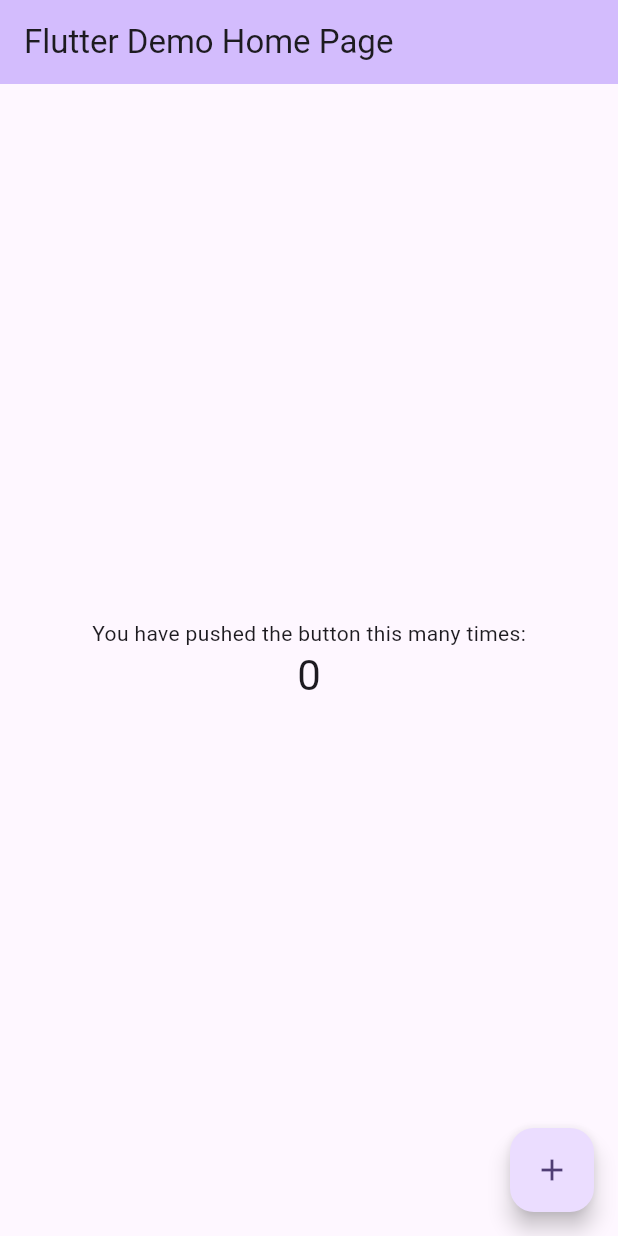
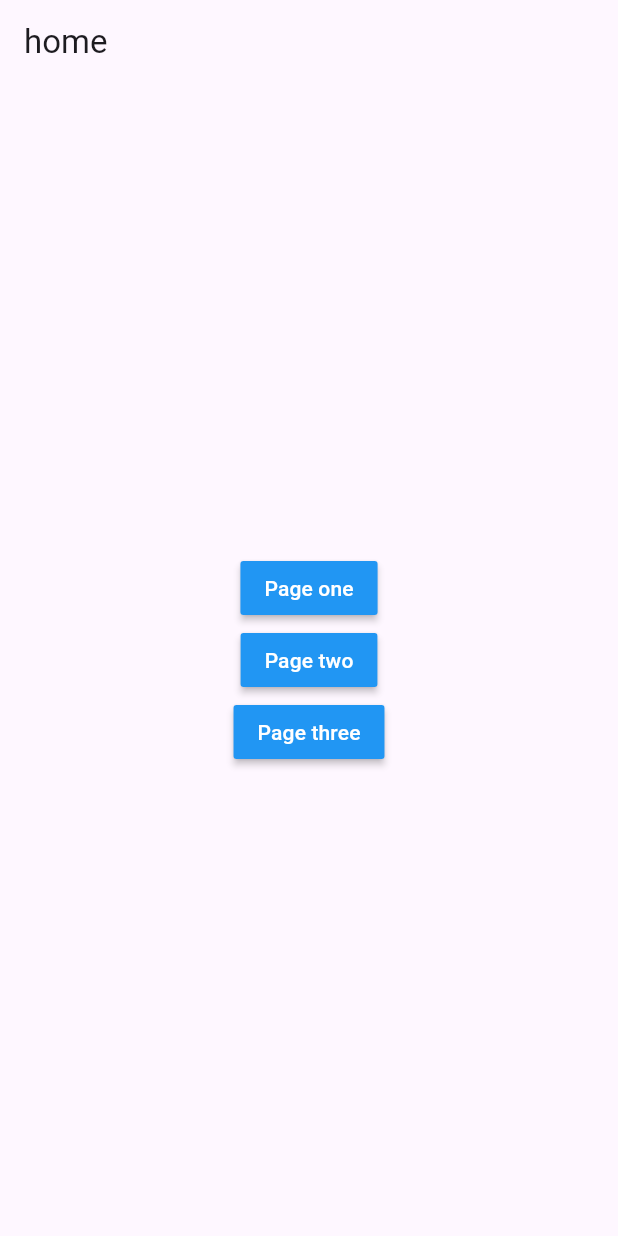
Before and after one commit to asem-kurd/getX, a Flutter app: the screen it shows after launch, on a phone screen of 412 x 824 dp. Run offline on Flutter 3.47's test engine with Material 3 defaults, Android fonts, the phone set to English and light mode, and no system bars; our stand-ins replace get.

Commit message:
Finish Route management Lesson #AK

```diff
--- a/lib/main.dart
+++ b/lib/main.dart
@@ -1,125 +1,46 @@
 import 'package:flutter/material.dart';
+import 'package:get/get.dart';
+import 'package:getx/view/home.dart';
+import 'package:getx/view/pageone.dart';
+import 'package:getx/view/pagethree.dart';
+import 'package:getx/view/pagetwo.dart';
 
 void main() {
-  runApp(const MyApp());
+  runApp(MyApp());
 }
 
 class MyApp extends StatelessWidget {
-  const MyApp({super.key});
-
-  // This widget is the root of your application.
   @override
   Widget build(BuildContext context) {
-    return MaterialApp(
+    return GetMaterialApp(
       title: 'Flutter Demo',
       theme: ThemeData(
-        // This is the theme of your application.
-        //
-        // TRY THIS: Try running your application with "flutter run". You'll see
-        // the application has a purple toolbar. Then, without quitting the app,
-        // try changing the seedColor in the colorScheme below to Colors.green
-        // and then invoke "hot reload" (save your changes or press the "hot
-        // reload" button in a Flutter-supported IDE, or press "r" if you used
-        // the command line to start the app).
-        //
-        // Notice that the counter didn't reset back to zero; the application
-        // state is not lost during the reload. To reset the state, use hot
-        // restart instead.
-        //
-        // This works for code too, not just values: Most code changes can be
-        // tested with just a hot reload.
-        colorScheme: ColorScheme.fromSeed(seedColor: Colors.deepPurple),
-        useMaterial3: true,
+        primarySwatch: Colors.blue,
       ),
-      home: const MyHomePage(title: 'Flutter Demo Home Page'),
+      home: Home(),
+      getPages: [
+        GetPage(name: "/pageone", page: () => Pageone()),
+        GetPage(name: "/pagetwo", page: () => Pagetwo()),
+        GetPage(name: "/pagethree", page: () => Pagethree()),
+      ],
     );
   }
 }
 
-class MyHomePage extends StatefulWidget {
-  const MyHomePage({super.key, required this.title});
+/************************Sammary of lesson****************************/
 
-  // This widget is the home page of your application. It is stateful, meaning
-  // that it has a State object (defined below) that contains fields that affect
-  // how it looks.
+/*
+  Get.to(pageclass()),                                 screen over screen
+  Get.off(pageclass()),                                delete current screen add new screen
+  Get.offAll(pageclass()),                             delete all screens in back add new screen lonly
+  Get.back(),                                          go to back screen if it is possible
+  Get.toNamed("/pageNameInGetPagesMain"),              screen over screen named in GetPages
+  Get.offNamed("/pageNameInGetPagesMain"),             delete current screen add new screen named in GetPages
 
-  // This class is the configuration for the state. It holds the values (in this
-  // case the title) provided by the parent (in this case the App widget) and
-  // used by the build method of the State. Fields in a Widget subclass are
-  // always marked "final".
-
-  final String title;
-
-  @override
-  State<MyHomePage> createState() => _MyHomePageState();
-}
-
-class _MyHomePageState extends State<MyHomePage> {
-  int _counter = 0;
-
-  void _incrementCounter() {
-    setState(() {
-      // This call to setState tells the Flutter framework that something has
-      // changed in this State, which causes it to rerun the build method below
-      // so that the display can reflect the updated values. If we changed
-      // _counter without calling setState(), then the build method would not be
-      // called again, and so nothing would appear to happen.
-      _counter++;
-    });
-  }
-
-  @override
-  Widget build(BuildContext context) {
-    // This method is rerun every time setState is called, for instance as done
-    // by the _incrementCounter method above.
-    //
-    // The Flutter framework has been optimized to make rerunning build methods
-    // fast, so that you can just rebuild anything that needs updating rather
-    // than having to individually change instances of widgets.
-    return Scaffold(
-      appBar: AppBar(
-        // TRY THIS: Try changing the color here to a specific color (to
-        // Colors.amber, perhaps?) and trigger a hot reload to see the AppBar
-        // change color while the other colors stay the same.
-        backgroundColor: Theme.of(context).colorScheme.inversePrimary,
-        // Here we take the value from the MyHomePage object that was created by
-        // the App.build method, and use it to set our appbar title.
-        title: Text(widget.title),
-      ),
-      body: Center(
-        // Center is a layout widget. It takes a single child and positions it
-        // in the middle of the parent.
-        child: Column(
-          // Column is also a layout widget. It takes a list of children and
-          // arranges them vertically. By default, it sizes itself to fit its
-          // children horizontally, and tries to be as tall as its parent.
-          //
-          // Column has various properties to control how it sizes itself and
-          // how it positions its children. Here we use mainAxisAlignment to
-          // center the children vertically; the main axis here is the vertical
-          // axis because Columns are vertical (the cross axis would be
-          // horizontal).
-          //
-          // TRY THIS: Invoke "debug painting" (choose the "Toggle Debug Paint"
-          // action in the IDE, or press "p" in the console), to see the
-          // wireframe for each widget.
-          mainAxisAlignment: MainAxisAlignment.center,
-          children: <Widget>[
-            const Text(
-              'You have pushed the button this many times:',
-            ),
-            Text(
-              '$_counter',
-              style: Theme.of(context).textTheme.headlineMedium,
-            ),
-          ],
-        ),
-      ),
-      floatingActionButton: FloatingActionButton(
-        onPressed: _incrementCounter,
-        tooltip: 'Increment',
-        child: const Icon(Icons.add),
-      ), // This trailing comma makes auto-formatting nicer for build methods.
-    );
-  }
-}
+  /****************Routing*********************/
+  getPages: [
+        GetPage(name: "/pageone", page: () => Pageone()),
+        GetPage(name: "/pagetwo", page: () => Pagetwo()),
+        GetPage(name: "/pagethree", page: () => Pagethree()),
+      ],
+*/
--- /dev/null
+++ b/lib/view/home.dart
@@ -0,0 +1,50 @@
+import 'package:flutter/material.dart';
+import 'package:get/get.dart';
+import 'package:getx/view/pageone.dart';
+import 'package:getx/view/pagethree.dart';
+import 'package:getx/view/pagetwo.dart';
+
+class Home extends StatelessWidget {
+  const Home({super.key});
+
+  @override
+  Widget build(BuildContext context) {
+    return MaterialApp(
+        home: Scaffold(
+      appBar: AppBar(
+        title: Text("home"),
+      ),
+      body: Center(
+        child: Column(
+          mainAxisAlignment: MainAxisAlignment.center,
+          children: [
+            MaterialButton(
+              child: const Text("Page one"),
+              color: Colors.blue,
+              textColor: Colors.white,
+              onPressed: () {
+                Get.to(Pageone());
+              },
+            ),
+            MaterialButton(
+              child: const Text("Page two"),
+              color: Colors.blue,
+              textColor: Colors.white,
+              onPressed: () {
+                Get.to(Pagetwo());
+              },
+            ),
+            MaterialButton(
+              child: const Text("Page three"),
+              color: Colors.blue,
+              textColor: Colors.white,
+              onPressed: () {
+                Get.to(Pagethree());
+              },
+            ),
+          ],
+        ),
+      ),
+    ));
+  }
+}
--- a/pubspec.yaml
+++ b/pubspec.yaml
@@ -35,6 +35,7 @@ dependencies:
   # The following adds the Cupertino Icons font to your application.
   # Use with the CupertinoIcons class for iOS style icons.
   cupertino_icons: ^1.0.8
+  get: ^4.6.6
 
 dev_dependencies:
   flutter_test:
```
Also changed, not shown: lib/view/pageone.dart (added, +57 -0 lines), lib/view/pagethree.dart (added, +58 -0 lines), lib/view/pagetwo.dart (added, +58 -0 lines), pubspec.lock.
